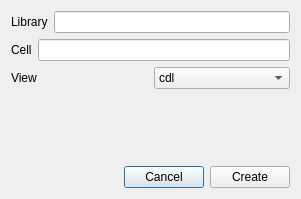
First picture: the form in src/newview.ui, repository IHP-GmbH/LibMan, before the edit.
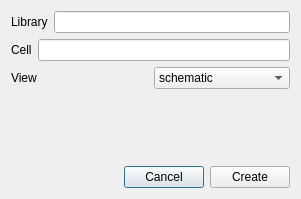
Second picture: the form after the edit.

Patch:
```diff
--- a/src/newview.ui
+++ b/src/newview.ui
@@ -55,6 +55,16 @@
        </item>
        <item>
         <widget class="QComboBox" name="cbxView">
+         <item>
+          <property name="text">
+           <string>schematic</string>
+          </property>
+         </item>
+         <item>
+          <property name="text">
+           <string>symbol</string>
+          </property>
+         </item>
          <item>
           <property name="text">
            <string>cdl</string>
```
